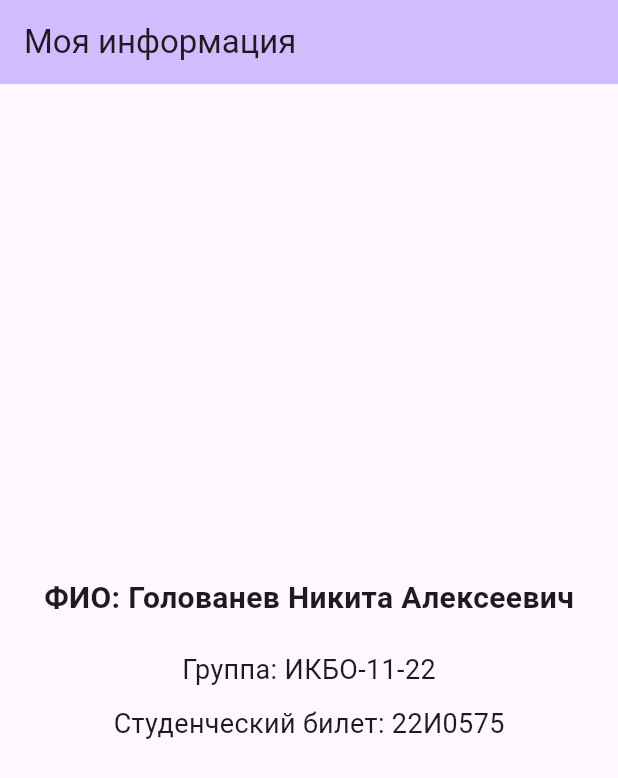
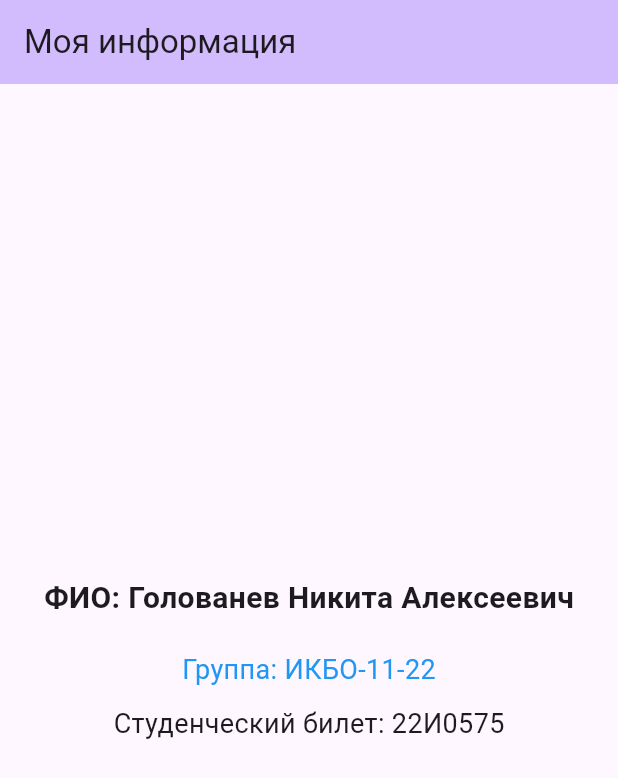
Before and after one commit to VAC2UM/flutter_projects, a Flutter app: the screen it shows after launch, on a phone screen of 412 x 824 dp. Shown: the top 778 px of the screen. Run offline on Flutter 3.47's test engine with Material 3 defaults, Android fonts, the phone set to English and light mode, and no system bars.

Commit message:
Изменил текст текста

```diff
--- a/lib/main.dart
+++ b/lib/main.dart
@@ -40,12 +40,19 @@ class _MyHomePageState extends State<MyHomePage> {
         child: Column(
           mainAxisAlignment: MainAxisAlignment.center,
           children: <Widget>[
-            const Text('ФИО: Голованев Никита Алексеевич', style: TextStyle(fontSize: 20, fontWeight: FontWeight.bold),
+            const Text('ФИО: Голованев Никита Алексеевич',
+              style: TextStyle(
+                  fontSize: 20,
+                  fontWeight: FontWeight.bold
+              ),
             ),
             const SizedBox(height: 20),
             const Text(
               'Группа: ИКБО-11-22',
-              style: TextStyle(fontSize: 18),
+              style: TextStyle(
+                  fontSize: 18,
+                  color: Colors.blue,
+              ),
             ),
             const SizedBox(height: 10),
             const Text(
```
